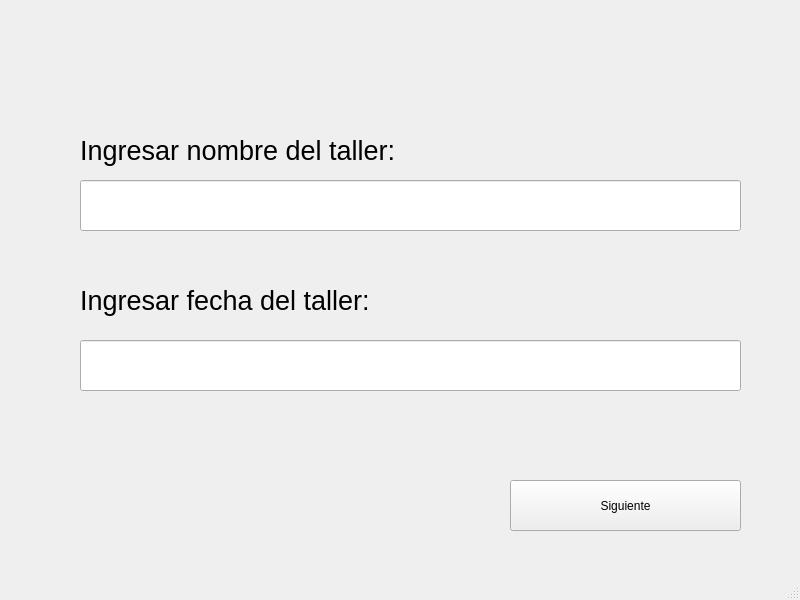
Qt form DiplomaFieldsScreen.ui (RicarlOz/DiplomaGenerator) before a commit.
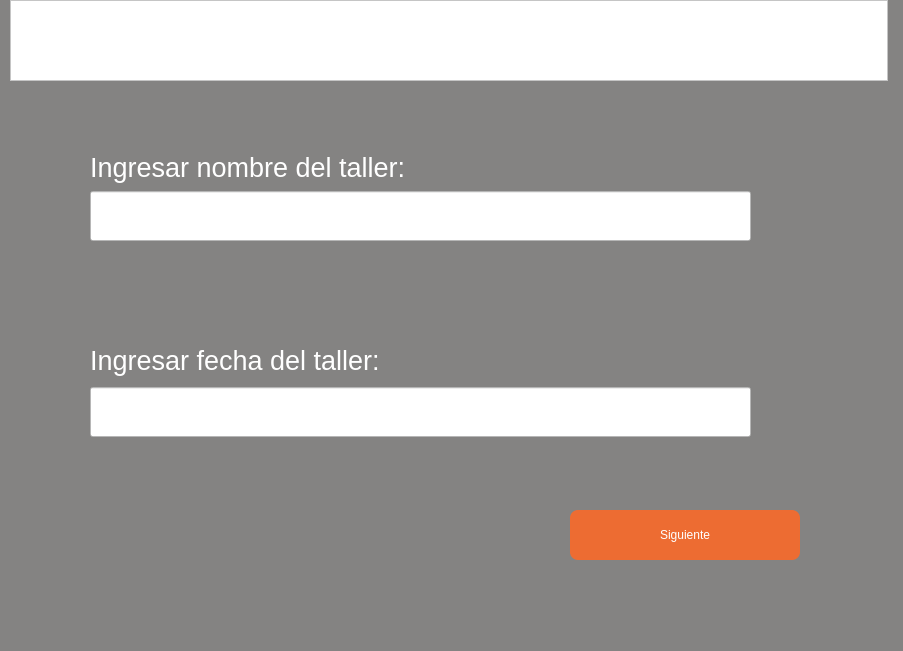
The same form after that commit. Icons and pictures are not drawn.

Commit message: Implementación de diseño estandar en pantallas

Diff of the .ui file:
```diff
--- a/DiplomaFieldsScreen.ui
+++ b/DiplomaFieldsScreen.ui
@@ -6,91 +6,221 @@
    <rect>
     <x>0</x>
     <y>0</y>
-    <width>800</width>
-    <height>600</height>
+    <width>903</width>
+    <height>651</height>
    </rect>
   </property>
   <property name="windowTitle">
    <string>Generador de Diplomas</string>
   </property>
+  <property name="autoFillBackground">
+   <bool>true</bool>
+  </property>
+  <property name="styleSheet">
+   <string notr="true">color: white;
+background-color: rgb(132, 131, 130);</string>
+  </property>
   <widget class="QWidget" name="centralwidget">
-   <widget class="QPushButton" name="pushButton">
+   <widget class="QFrame" name="frame">
     <property name="geometry">
      <rect>
-      <x>510</x>
-      <y>480</y>
-      <width>231</width>
-      <height>51</height>
+      <x>10</x>
+      <y>0</y>
+      <width>878</width>
+      <height>81</height>
      </rect>
     </property>
-    <property name="text">
-     <string>Siguiente</string>
+    <property name="maximumSize">
+     <size>
+      <width>16777215</width>
+      <height>81</height>
+     </size>
     </property>
-   </widget>
-   <widget class="QLabel" name="label_2">
-    <property name="geometry">
-     <rect>
-      <x>80</x>
-      <y>130</y>
-      <width>421</width>
-      <height>41</height>
-     </rect>
+    <property name="autoFillBackground">
+     <bool>false</bool>
     </property>
-    <property name="text">
-     <string>&lt;html&gt;&lt;head/&gt;&lt;body&gt;&lt;p&gt;&lt;span style=&quot; font-size:20pt;&quot;&gt;Ingresar nombre del taller:&lt;/span&gt;&lt;/p&gt;&lt;/body&gt;&lt;/html&gt;</string>
+    <property name="styleSheet">
+     <string notr="true">background-color: rgb(255, 255, 255)
+</string>
     </property>
-   </widget>
-   <widget class="QLabel" name="label_3">
-    <property name="geometry">
-     <rect>
-      <x>80</x>
-      <y>280</y>
-      <width>421</width>
-      <height>41</height>
-     </rect>
+    <property name="frameShape">
+     <enum>QFrame::StyledPanel</enum>
     </property>
-    <property name="text">
-     <string>&lt;html&gt;&lt;head/&gt;&lt;body&gt;&lt;p&gt;&lt;span style=&quot; font-size:20pt;&quot;&gt;Ingresar fecha del taller:&lt;/span&gt;&lt;/p&gt;&lt;/body&gt;&lt;/html&gt;</string>
+    <property name="frameShadow">
+     <enum>QFrame::Raised</enum>
     </property>
+    <layout class="QGridLayout" name="gridLayout_8">
+     <item row="0" column="0">
+      <widget class="QLabel" name="lbLogo_7">
+       <property name="sizePolicy">
+        <sizepolicy hsizetype="Maximum" vsizetype="Preferred">
+         <horstretch>0</horstretch>
+         <verstretch>0</verstretch>
+        </sizepolicy>
+       </property>
+       <property name="autoFillBackground">
+        <bool>false</bool>
+       </property>
+       <property name="styleSheet">
+        <string notr="true"/>
+       </property>
+       <property name="text">
+        <string/>
+       </property>
+       <property name="pixmap">
+        <pixmap>csoftmty_logo.png</pixmap>
+       </property>
+       <property name="scaledContents">
+        <bool>false</bool>
+       </property>
+      </widget>
+     </item>
+    </layout>
    </widget>
-   <widget class="QLabel" name="label">
+   <widget class="QWidget" name="verticalLayoutWidget">
     <property name="geometry">
      <rect>
-      <x>4</x>
-      <y>-1</y>
-      <width>791</width>
-      <height>61</height>
+      <x>40</x>
+      <y>100</y>
+      <width>761</width>
+      <height>191</height>
      </rect>
     </property>
-    <property name="text">
-     <string/>
-    </property>
-    <property name="pixmap">
-     <pixmap>csoftmty_logo.png</pixmap>
-    </property>
-    <property name="alignment">
-     <set>Qt::AlignCenter</set>
-    </property>
+    <layout class="QVBoxLayout" name="verticalLayout">
+     <property name="leftMargin">
+      <number>50</number>
+     </property>
+     <property name="topMargin">
+      <number>50</number>
+     </property>
+     <property name="rightMargin">
+      <number>50</number>
+     </property>
+     <property name="bottomMargin">
+      <number>50</number>
+     </property>
+     <item>
+      <widget class="QLabel" name="label_2">
+       <property name="text">
+        <string>&lt;html&gt;&lt;head/&gt;&lt;body&gt;&lt;p&gt;&lt;span style=&quot; font-size:20pt;&quot;&gt;Ingresar nombre del taller:&lt;/span&gt;&lt;/p&gt;&lt;/body&gt;&lt;/html&gt;</string>
+       </property>
+      </widget>
+     </item>
+     <item>
+      <widget class="QLineEdit" name="lineEdit_2">
+       <property name="minimumSize">
+        <size>
+         <width>660</width>
+         <height>50</height>
+        </size>
+       </property>
+       <property name="autoFillBackground">
+        <bool>false</bool>
+       </property>
+       <property name="styleSheet">
+        <string notr="true">color: white;
+background-color: white;</string>
+       </property>
+      </widget>
+     </item>
+    </layout>
    </widget>
-   <widget class="QLineEdit" name="lineEdit">
+   <widget class="QWidget" name="verticalLayoutWidget_2">
     <property name="geometry">
      <rect>
-      <x>80</x>
-      <y>340</y>
-      <width>661</width>
-      <height>51</height>
+      <x>40</x>
+      <y>290</y>
+      <width>761</width>
+      <height>197</height>
      </rect>
     </property>
+    <layout class="QVBoxLayout" name="verticalLayout_3">
+     <property name="leftMargin">
+      <number>50</number>
+     </property>
+     <property name="topMargin">
+      <number>50</number>
+     </property>
+     <property name="rightMargin">
+      <number>50</number>
+     </property>
+     <property name="bottomMargin">
+      <number>50</number>
+     </property>
+     <item>
+      <widget class="QLabel" name="label_3">
+       <property name="font">
+        <font>
+         <pointsize>7</pointsize>
+        </font>
+       </property>
+       <property name="text">
+        <string>&lt;html&gt;&lt;head/&gt;&lt;body&gt;&lt;p&gt;&lt;span style=&quot; font-size:20pt;&quot;&gt;Ingresar fecha del taller:&lt;/span&gt;&lt;/p&gt;&lt;/body&gt;&lt;/html&gt;</string>
+       </property>
+      </widget>
+     </item>
+     <item>
+      <widget class="QLineEdit" name="lineEdit">
+       <property name="minimumSize">
+        <size>
+         <width>660</width>
+         <height>50</height>
+        </size>
+       </property>
+       <property name="styleSheet">
+        <string notr="true">color: white;
+background-color: white;</string>
+       </property>
+      </widget>
+     </item>
+    </layout>
    </widget>
-   <widget class="QLineEdit" name="lineEdit_2">
+   <widget class="QWidget" name="verticalLayoutWidget_3">
     <property name="geometry">
      <rect>
-      <x>80</x>
-      <y>180</y>
-      <width>661</width>
-      <height>51</height>
+      <x>520</x>
+      <y>490</y>
+      <width>330</width>
+      <height>91</height>
      </rect>
     </property>
+    <layout class="QVBoxLayout" name="verticalLayout_4">
+     <property name="leftMargin">
+      <number>50</number>
+     </property>
+     <property name="topMargin">
+      <number>0</number>
+     </property>
+     <property name="rightMargin">
+      <number>50</number>
+     </property>
+     <property name="bottomMargin">
+      <number>0</number>
+     </property>
+     <item>
+      <widget class="QPushButton" name="pushButton">
+       <property name="minimumSize">
+        <size>
+         <width>230</width>
+         <height>50</height>
+        </size>
+       </property>
+       <property name="maximumSize">
+        <size>
+         <width>230</width>
+         <height>50</height>
+        </size>
+       </property>
+       <property name="styleSheet">
+        <string notr="true">background-color: rgb(237, 108, 50);
+border-radius: 8px</string>
+       </property>
+       <property name="text">
+        <string>Siguiente</string>
+       </property>
+      </widget>
+     </item>
+    </layout>
    </widget>
   </widget>
   <widget class="QMenuBar" name="menubar">
```
Left out of the diff: 2 changed lines with no effect on the pictures.
